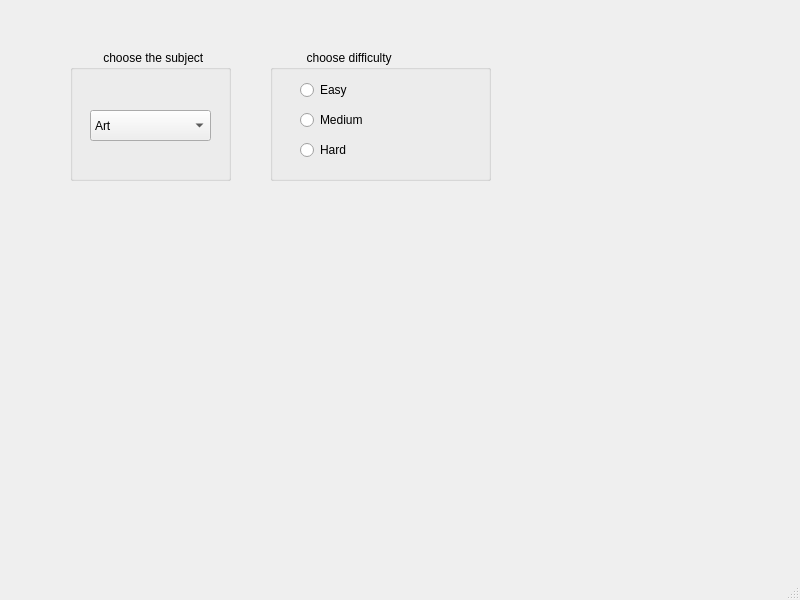
Qt form mainwindow.ui (gessire/sectry) before a commit.
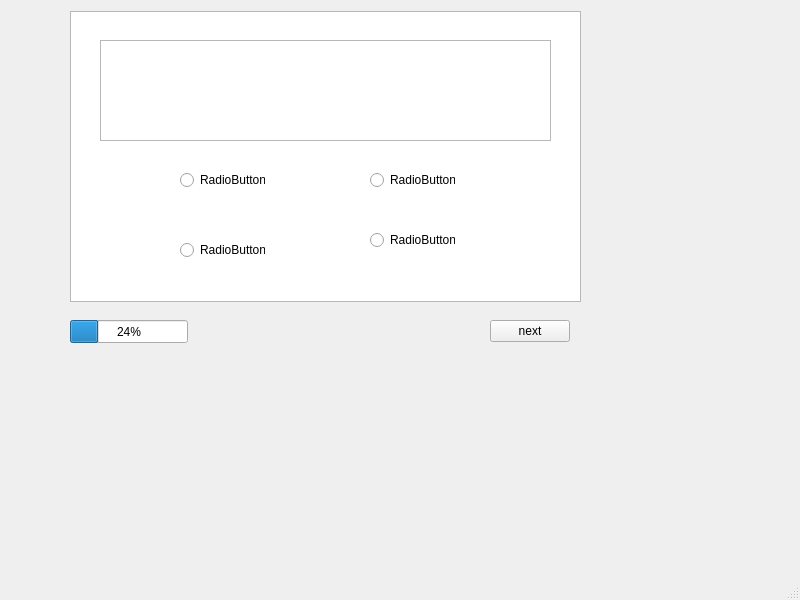
The same form after that commit.

Commit message:
question box
question box added

Diff of the .ui file:
```diff
--- a/mainwindow.ui
+++ b/mainwindow.ui
@@ -18,13 +18,13 @@
     <property name="geometry">
      <rect>
       <x>-10</x>
-      <y>-10</y>
+      <y>-20</y>
       <width>821</width>
       <height>601</height>
      </rect>
     </property>
     <property name="currentIndex">
-     <number>2</number>
+     <number>3</number>
     </property>
     <widget class="QWidget" name="p1">
      <widget class="QPushButton" name="pushButton">
@@ -163,7 +163,7 @@
      <zorder>player1</zorder>
      <zorder>player2</zorder>
     </widget>
-    <widget class="QWidget" name="p3">
+    <widget class="QWidget" name="p2">
      <widget class="QGroupBox" name="groupBox">
       <property name="geometry">
        <rect>
@@ -295,7 +295,114 @@
       </widget>
      </widget>
     </widget>
-    <widget class="QWidget" name="page"/>
+    <widget class="QWidget" name="p4">
+     <widget class="QRadioButton" name="radioButton_4">
+      <property name="geometry">
+       <rect>
+        <x>190</x>
+        <y>190</y>
+        <width>85</width>
+        <height>20</height>
+       </rect>
+      </property>
+      <property name="text">
+       <string>RadioButton</string>
+      </property>
+     </widget>
+     <widget class="QRadioButton" name="radioButton_5">
+      <property name="geometry">
+       <rect>
+        <x>380</x>
+        <y>190</y>
+        <width>85</width>
+        <height>20</height>
+       </rect>
+      </property>
+      <property name="text">
+       <string>RadioButton</string>
+      </property>
+     </widget>
+     <widget class="QRadioButton" name="radioButton_6">
+      <property name="geometry">
+       <rect>
+        <x>190</x>
+        <y>260</y>
+        <width>85</width>
+        <height>20</height>
+       </rect>
+      </property>
+      <property name="text">
+       <string>RadioButton</string>
+      </property>
+     </widget>
+     <widget class="QRadioButton" name="radioButton_7">
+      <property name="geometry">
+       <rect>
+        <x>380</x>
+        <y>250</y>
+        <width>85</width>
+        <height>20</height>
+       </rect>
+      </property>
+      <property name="text">
+       <string>RadioButton</string>
+      </property>
+     </widget>
+     <widget class="QGraphicsView" name="graphicsView">
+      <property name="geometry">
+       <rect>
+        <x>80</x>
+        <y>31</y>
+        <width>511</width>
+        <height>291</height>
+       </rect>
+      </property>
+     </widget>
+     <widget class="QTextBrowser" name="textBrowser">
+      <property name="geometry">
+       <rect>
+        <x>110</x>
+        <y>60</y>
+        <width>451</width>
+        <height>101</height>
+       </rect>
+      </property>
+     </widget>
+     <widget class="QPushButton" name="nextbtn">
+      <property name="geometry">
+       <rect>
+        <x>500</x>
+        <y>340</y>
+        <width>80</width>
+        <height>22</height>
+       </rect>
+      </property>
+      <property name="text">
+       <string>next</string>
+      </property>
+     </widget>
+     <widget class="QProgressBar" name="progressBar">
+      <property name="geometry">
+       <rect>
+        <x>80</x>
+        <y>340</y>
+        <width>118</width>
+        <height>23</height>
+       </rect>
+      </property>
+      <property name="value">
+       <number>24</number>
+      </property>
+     </widget>
+     <zorder>graphicsView</zorder>
+     <zorder>radioButton_4</zorder>
+     <zorder>radioButton_5</zorder>
+     <zorder>radioButton_6</zorder>
+     <zorder>radioButton_7</zorder>
+     <zorder>textBrowser</zorder>
+     <zorder>nextbtn</zorder>
+     <zorder>progressBar</zorder>
+    </widget>
    </widget>
   </widget>
   <widget class="QMenuBar" name="menubar">
```
Left out of the diff: 29 changed lines with no effect on the pictures. The commit also changes 2 other files.
